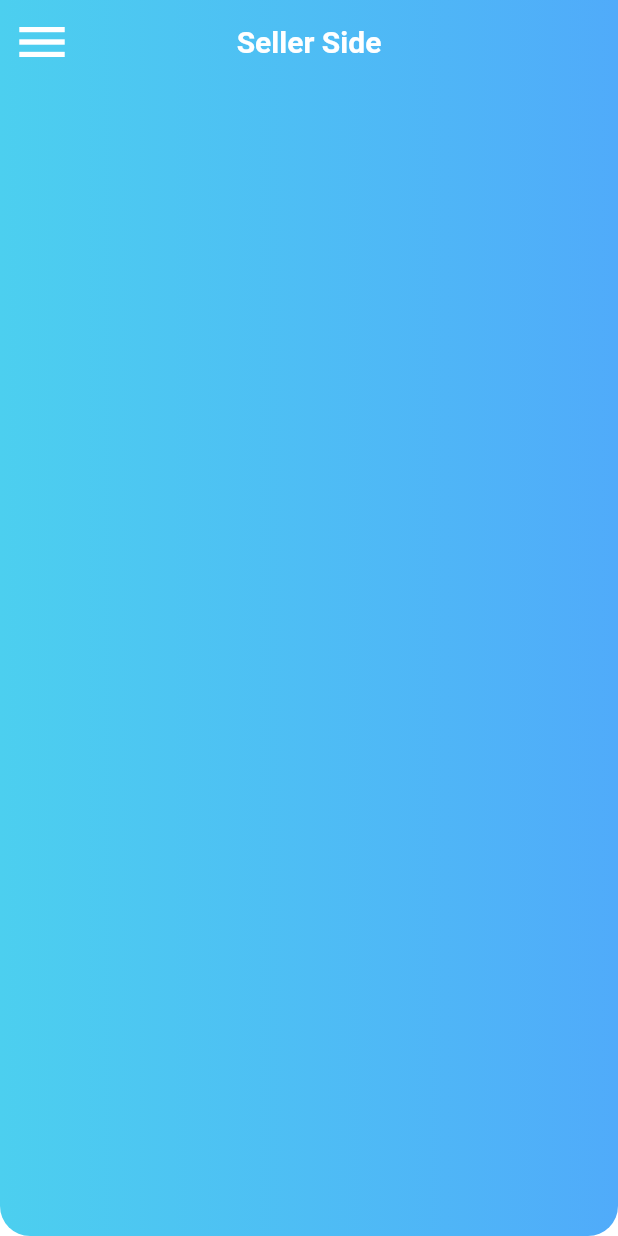
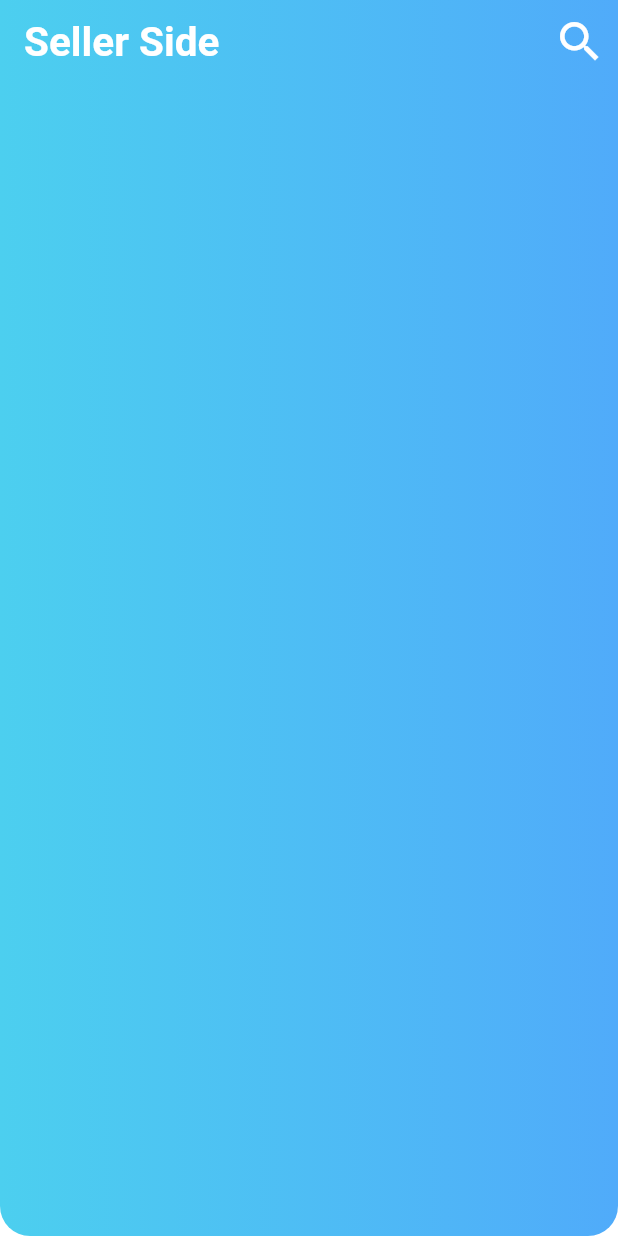
Before and after one commit to hijasahamed/Auto_Mates, a Flutter app: the SellerScreenAppbarWidget widget shown alone on an empty page, opened directly, on a phone screen of 412 x 824 dp. Run offline on Flutter 3.47's test engine with Material 3 defaults, Android fonts, the phone set to English and light mode, and no system bars; our stand-ins replace animated_text_kit, bloc, carousel_slider, cloud_firestore, connectivity, curved_labeled_navigation_bar and 9 more; accounts and stored records are empty; project files that could hold a hidden picture were left out.

Commit message:
latest push

```diff
--- a/lib/seller/seller_appbar_bottombar/view/widgets/seller_screen_appbar_widget.dart
+++ b/lib/seller/seller_appbar_bottombar/view/widgets/seller_screen_appbar_widget.dart
@@ -10,12 +10,15 @@ class SellerScreenAppbarWidget extends StatelessWidget {
     return AppBar(
       backgroundColor: Colors.white,
       flexibleSpace: const AppBarGradientColor(),
-      title: const MyTextWidget(text: 'Seller Side', color: Colors.white, size: 20, weight: FontWeight.bold),
-      centerTitle: true,
-      leading: IconButton(
-        onPressed: (){},
-        icon: const Icon(Icons.menu,color: Colors.white,size: 40,)
-      ),
+      title: const MyTextWidget(text: 'Seller Side', color: Colors.white, size:27, weight: FontWeight.bold),
+      actions: [
+        IconButton(
+          onPressed: () {
+
+          },
+          icon: const Icon(Icons.search,size: 35,color: Colors.white,)
+        )
+      ],
     );
   }
 }
--- a/lib/seller/seller_homescreen/view/widgets/all_cars_to_sell_widget.dart
+++ b/lib/seller/seller_homescreen/view/widgets/all_cars_to_sell_widget.dart
@@ -25,6 +25,7 @@ class AllCarsToSellWidget extends StatelessWidget {
             itemBuilder: (context, index) {
               final DocumentSnapshot data=snapshot.data.docs[index];
               return Card(
+                color: const Color(0XFFDBEDF5),
                 elevation: 5,
                 child: Container(
                   child: Column(
```
